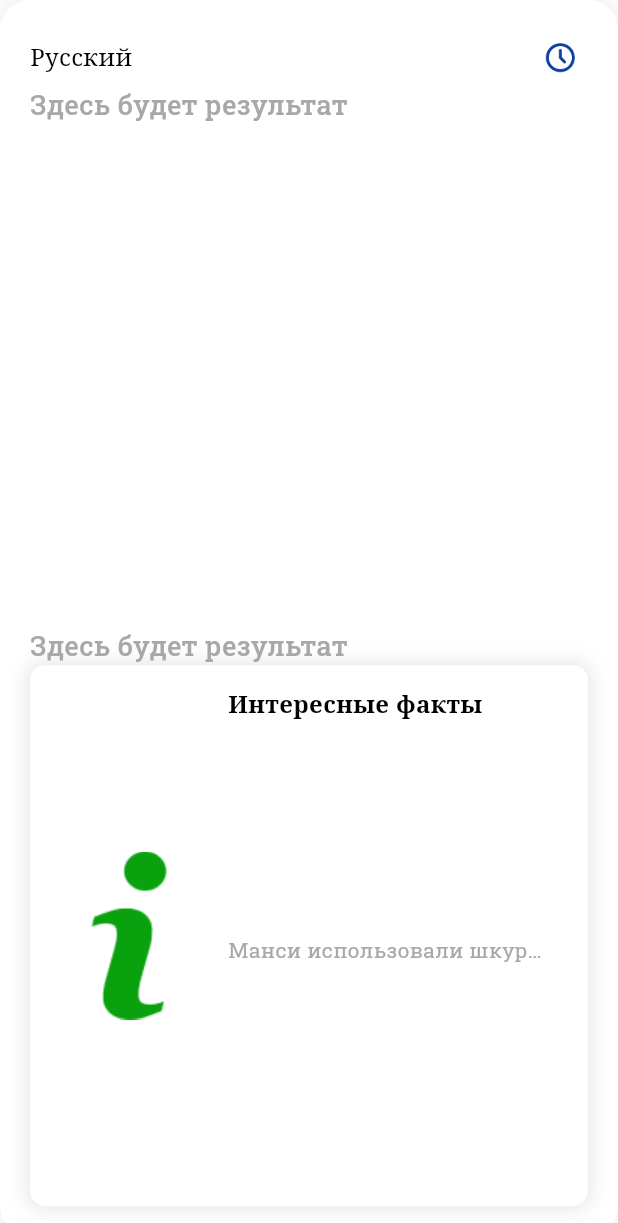
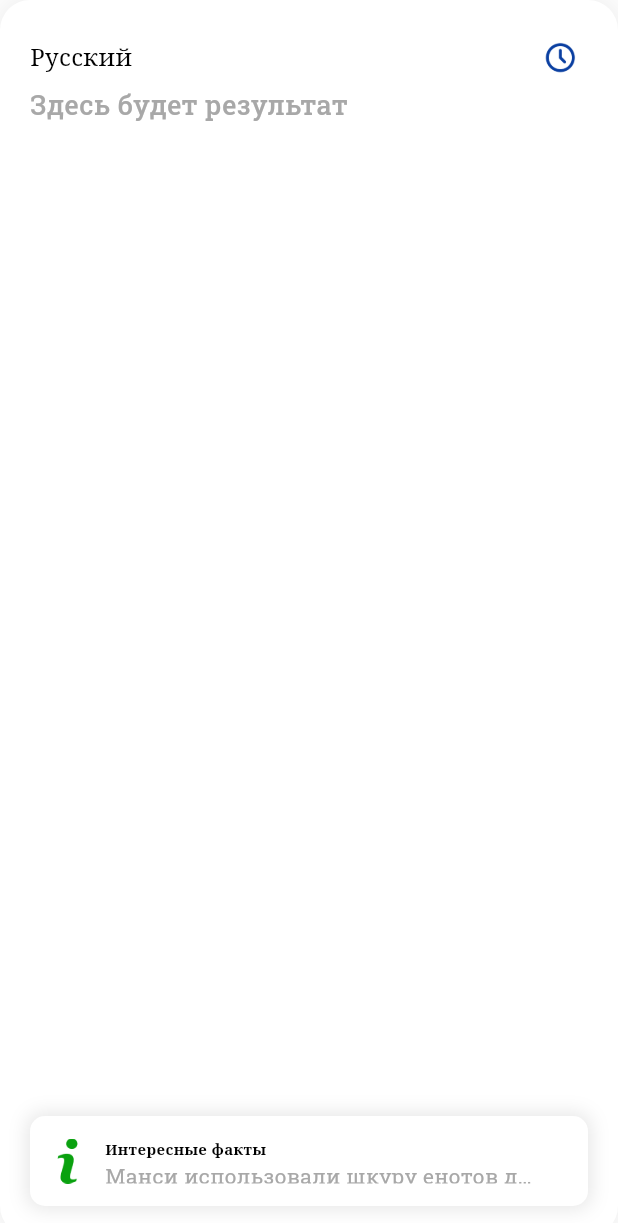
Before and after one commit to Wjiel/mans_translate, a Flutter app: the CardTranslated widget shown alone on an empty page, opened directly with empty values, on a phone screen of 412 x 824 dp. Shown: the top 1223 px of the screen. Run offline on Flutter 3.47's test engine with Material 3 defaults, Android fonts, the phone set to English and light mode, and no system bars; drawn by our look-alikes of auto_size_text; missing offline and left inert: clipboard_watcher.

Commit message:
исправления

```diff
--- a/lib/features/MainScreen/Pages/translator_page.dart
+++ b/lib/features/MainScreen/Pages/translator_page.dart
@@ -54,13 +54,9 @@ class _TranslatorPageState extends State<TranslatorPage>
   late Stream _resultTextStream;
   late StreamController _resultStreamController;
 
+
   bool isKeyboardOpen = false;
 
-  var isKeyboardOpen = false;
-
-  ///
-  /// This routine is invoked when the window metrics have changed.
-  ///
   @override
   void didChangeMetrics() {
     final value = View.of(context).viewInsets.bottom;
--- a/lib/features/MainScreen/Widgets/Translator_Page/card_translated.dart
+++ b/lib/features/MainScreen/Widgets/Translator_Page/card_translated.dart
@@ -155,15 +155,20 @@ class _CardTranslatedState extends State<CardTranslated>
             ],
           ),
           Expanded(
-            child: Stack(
+            child: StreamBuilder(
+                stream: _resultTextStream,
+                initialData: "",
+              builder: (context, snapshot) {
+                return Stack(
                   children: [
                     AnimatedOpacity(
                       opacity: isHistory ? 0 : 1,
                       duration: const Duration(milliseconds: 300),
                       curve: Curves.easeInOutCirc,
                       child: ListView(
+                        shrinkWrap: true,
                         children: [
-                      translateText.isNotEmpty
+                          snapshot.data.isNotEmpty
                               ? SelectableText(
                             style: TextStyle(
                               fontFamily:
@@ -171,7 +176,7 @@ class _CardTranslatedState extends State<CardTranslated>
                               fontWeight: FontWeight.w500,
                               fontSize: 18,
                             ),
-                              translateText,
+                            snapshot.data,
                           )
                               : Text(
                             "Здесь будет результат",
@@ -249,49 +254,18 @@ class _CardTranslatedState extends State<CardTranslated>
                               )
                         : const SizedBox.shrink(),
                   ],
+                );
+              }
             ),
           ),
-          AnimatedOpacity(
+          _isKeyboardOpen == false
+              ? AnimatedOpacity(
             opacity: isHistory || historyItem.isEmpty ? 0 : 1,
                   duration: const Duration(milliseconds: 300),
                   curve: Curves.easeInOutCirc,
                   onEnd: () {
                     heightInfoFacts = 0;
                   },
-            flex: 3,
-            child: StreamBuilder(
-                stream: _resultTextStream,
-                initialData: "",
-                builder: (context, snapshot) {
-                  return ListView(
-                    shrinkWrap: true,
-                    children: [
-                      snapshot.data.isNotEmpty
-                          ? SelectableText(
-                              style: TextStyle(
-                                fontFamily:
-                                    themeData.textTheme.bodySmall!.fontFamily,
-                                fontWeight: FontWeight.w500,
-                                fontSize: 18,
-                              ),
-                              snapshot.data,
-                            )
-                          : Text(
-                              "Здесь будет результат",
-                              style: TextStyle(
-                                color: textColor,
-                                fontFamily:
-                                    themeData.textTheme.bodySmall!.fontFamily,
-                                fontWeight: FontWeight.w500,
-                                fontSize: 18,
-                              ),
-                            ),
-                    ],
-                  );
-                }),
-          ),
-          _isKeyboardOpen == false
-              ? Expanded(
                   child: InkWell(
                     onTap: () {
                       showCustomAlertDialog(context, "Интересный факт", () {
```
Lines whose indentation alone changed are shown as unchanged.
